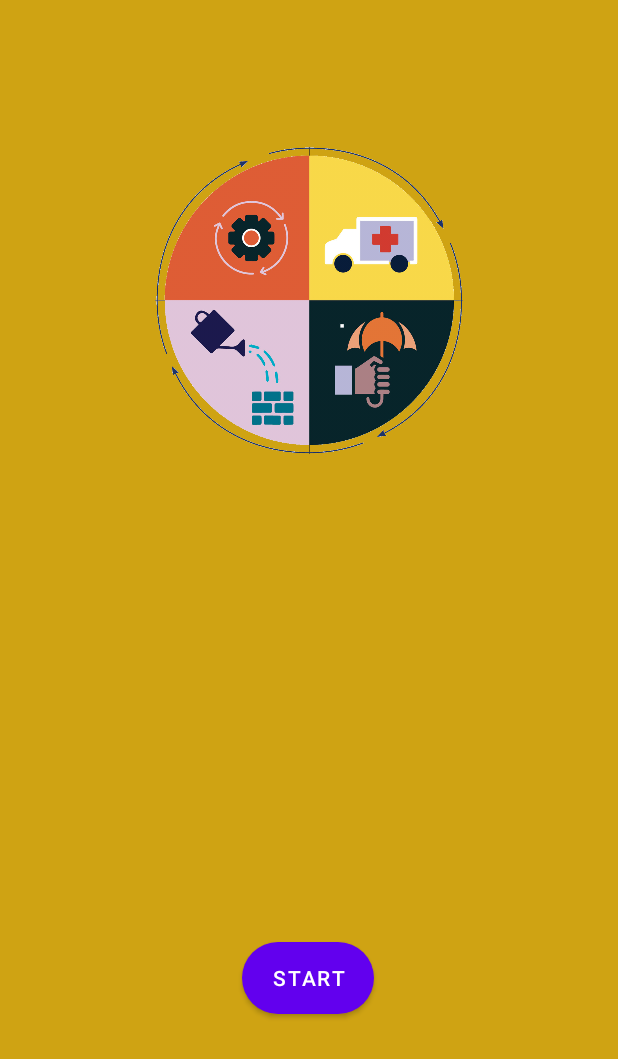
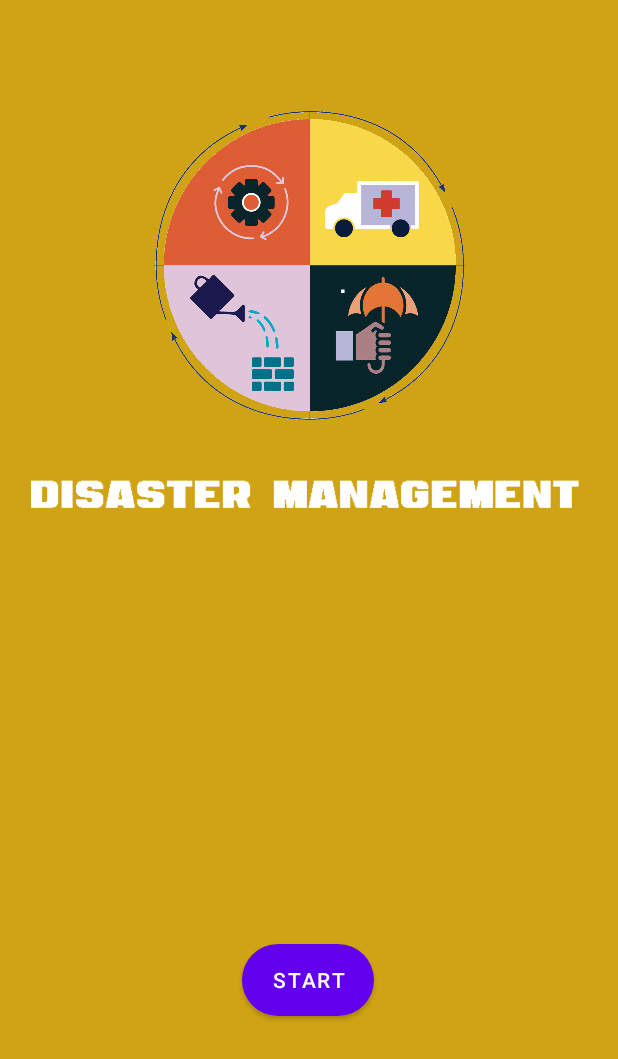
Before and after one commit to 17rndl/Disaster-Risk-Reduction-App-Plat-Tech-, an Android app: the layout activity_main.xml on its own in the app's theme, with its tools: preview values and no code run, on a phone screen of 412 x 824 dp. Shown: the top 1059 px of the screen. Run offline under Robolectric (Android 15) with nearby library versions, the phone set to English and light mode, and no system bars.

Commit message:
start screen and some new resources (button color not changing)

```diff
--- a/app/src/main/res/drawable/start_menu_button_bg.xml
+++ b/app/src/main/res/drawable/start_menu_button_bg.xml
@@ -2,7 +2,7 @@
 
     <shape android:shape="rectangle" xmlns:android="http://schemas.android.com/apk/res/android">
 
-        <solid android:color="#8c7529" />
+        <solid android:color="#ffffff" />
 
         <corners android:radius="50dp"/>
 
--- /dev/null
+++ b/app/src/main/res/drawable/startmenu_button_bg.xml
@@ -0,0 +1,12 @@
+<?xml version="1.0" encoding="utf-8"?>
+
+<shape android:shape="rectangle" xmlns:android="http://schemas.android.com/apk/res/android">
+
+    <solid android:color="#ffffff" />
+
+    <corners android:radius="50dp"/>
+
+    <padding
+        android:left="50dp"
+        android:right="50dp"/>
+</shape>
--- a/app/src/main/res/layout/activity_main.xml
+++ b/app/src/main/res/layout/activity_main.xml
@@ -9,8 +9,8 @@
 
     <ImageView
         android:id="@+id/logoHome"
-        android:layout_width="205dp"
-        android:layout_height="318dp"
+        android:layout_width="207dp"
+        android:layout_height="262dp"
         app:layout_constraintBottom_toBottomOf="parent"
         app:layout_constraintEnd_toEndOf="parent"
         app:layout_constraintStart_toStartOf="parent"
@@ -22,17 +22,26 @@
         android:id="@+id/getStart"
         android:layout_width="wrap_content"
         android:layout_height="wrap_content"
+        android:background="@drawable/startmenu_button_bg"
+        android:onClick="nextPage"
         android:text="@string/start"
-        android:background="@drawable/start_menu_button_bg"
-        android:onClick="nextPage"
         app:layout_constraintBottom_toBottomOf="parent"
         app:layout_constraintEnd_toEndOf="parent"
         app:layout_constraintHorizontal_bias="0.498"
         app:layout_constraintStart_toStartOf="parent"
-        app:layout_constraintTop_toTopOf="parent"
-        app:layout_constraintVertical_bias="0.809" />
+        app:layout_constraintTop_toBottomOf="@+id/logoHome"
+        app:layout_constraintVertical_bias="0.686" />
 
-
+    <ImageView
+        android:id="@+id/imageView"
+        android:layout_width="371dp"
+        android:layout_height="49dp"
+        android:src="@drawable/DM"
+        app:layout_constraintBottom_toTopOf="@+id/getStart"
+        app:layout_constraintEnd_toEndOf="parent"
+        app:layout_constraintStart_toStartOf="parent"
+        app:layout_constraintTop_toBottomOf="@+id/logoHome"
+        app:layout_constraintVertical_bias="0.0" />
 
 
 </androidx.constraintlayout.widget.ConstraintLayout>
```
Also changed, not shown: app/src/main/res/drawable/DM.png (added).
